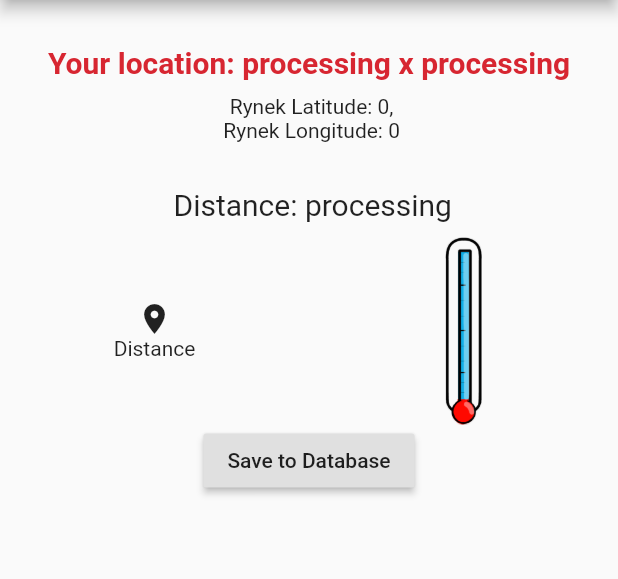
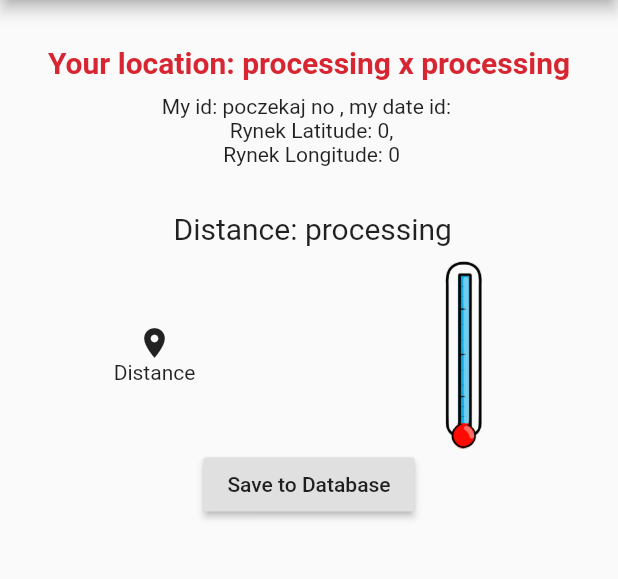
Before and after one commit to kinopek/Kelvin_Date, a Flutter app: the Chat screen opened directly with empty values, after a tap on the "not listed location" icon, on a phone screen of 412 x 824 dp, the part 84-663 px from its top. Run offline on Flutter 3.47's test engine with Material 2 defaults, Android fonts, the light colour scheme and no system bars; our stand-ins replace cached_network_image, cloud_firestore, firebase_auth, firebase_database, firebase_messaging, firebase_storage and 6 more; missing offline and left inert: geocoder; accounts and stored records are empty.

Commit message:
przekazywanie id do geolokacji

```diff
--- a/lib/Users.dart
+++ b/lib/Users.dart
@@ -10,6 +10,7 @@ import 'package:geolocator/geolocator.dart';
 //import 'package:english_words/english_words.dart';
 import 'package:geocoder/geocoder.dart';
 import 'package:firebase_database/firebase_database.dart';
+import 'package:shared_preferences/shared_preferences.dart';
 import 'fire.dart';
 import 'package:flutter/widgets.dart';
 import 'package:firebase_messaging/firebase_messaging.dart';
--- a/lib/chat.dart
+++ b/lib/chat.dart
@@ -5,6 +5,7 @@ import 'package:cached_network_image/cached_network_image.dart';
 import 'package:cloud_firestore/cloud_firestore.dart';
 import 'package:firebase_storage/firebase_storage.dart';
 import 'package:flutter/material.dart';
+import 'package:kelvindate/geolocation.dart';
 import 'const.dart';
 import 'fullPhoto.dart';
 import 'package:fluttertoast/fluttertoast.dart';
@@ -34,7 +35,12 @@ class Chat extends StatelessWidget {
           IconButton(
             icon: Icon(Icons.not_listed_location, color: Colors.white),
             onPressed: () {
-              Navigator.pushNamed(context, "/geo");
+              Navigator.push(
+                  context,
+                  MaterialPageRoute(
+                      builder: (context) => GeolocationExample(
+                        secondUserId: peerId,
+                      )));
             },
           ),
         ],
--- a/lib/geolocation.dart
+++ b/lib/geolocation.dart
@@ -13,10 +13,14 @@ import 'package:firebase_database/firebase_database.dart';
 import 'package:kelvindate/const.dart';
 import 'fire.dart';
 import 'package:flutter/widgets.dart';
+import 'package:shared_preferences/shared_preferences.dart';
 
 class GeolocationExampleState extends State {
+  GeolocationExampleState({Key key, @required this.secondUserId});
   Timer timer;
 
+  SharedPreferences prefs; // Przechowuje dane zalogowanego użytkownika
+  final String secondUserId;
   Geolocator _geolocator;
   Position _position; //your phone
   double _startingDistance = 100.0, _distance = 100.0;
@@ -50,6 +54,7 @@ class GeolocationExampleState extends State {
   @override
   void initState() {
     super.initState();
+    getMyId();
 
     _geolocator = Geolocator();
     LocationOptions locationOptions =
@@ -65,6 +70,10 @@ class GeolocationExampleState extends State {
     });
 
     timer = Timer.periodic(Duration(seconds: 1), (Timer t) => updateDistance());
+  }
+
+  void getMyId() async {
+    prefs = await SharedPreferences.getInstance();
   }
 
   @override
@@ -132,6 +141,8 @@ class GeolocationExampleState extends State {
             ),
           ),
           Text(
+              'My id: ${prefs != null ? prefs.getString('id') : 'poczekaj no' } , my date id: $secondUserId'),
+          Text(
               ' Rynek Latitude: ${_coordinates != null ? _coordinates.latitude.toString() : 'processing'},'),
           Text(
               ' Rynek Longitude: ${_coordinates != null ? _coordinates.longitude.toString() : 'processing'}'),
@@ -169,8 +180,12 @@ class GeolocationExampleState extends State {
 }
 
 class GeolocationExample extends StatefulWidget {
+  final String secondUserId;
+
+  GeolocationExample({Key key, @required this.secondUserId}) : super(key: key);
+
   @override
-  GeolocationExampleState createState() => new GeolocationExampleState();
+  GeolocationExampleState createState() => new GeolocationExampleState(secondUserId: secondUserId);
 }
 
 class Thermometer extends StatelessWidget {
```
